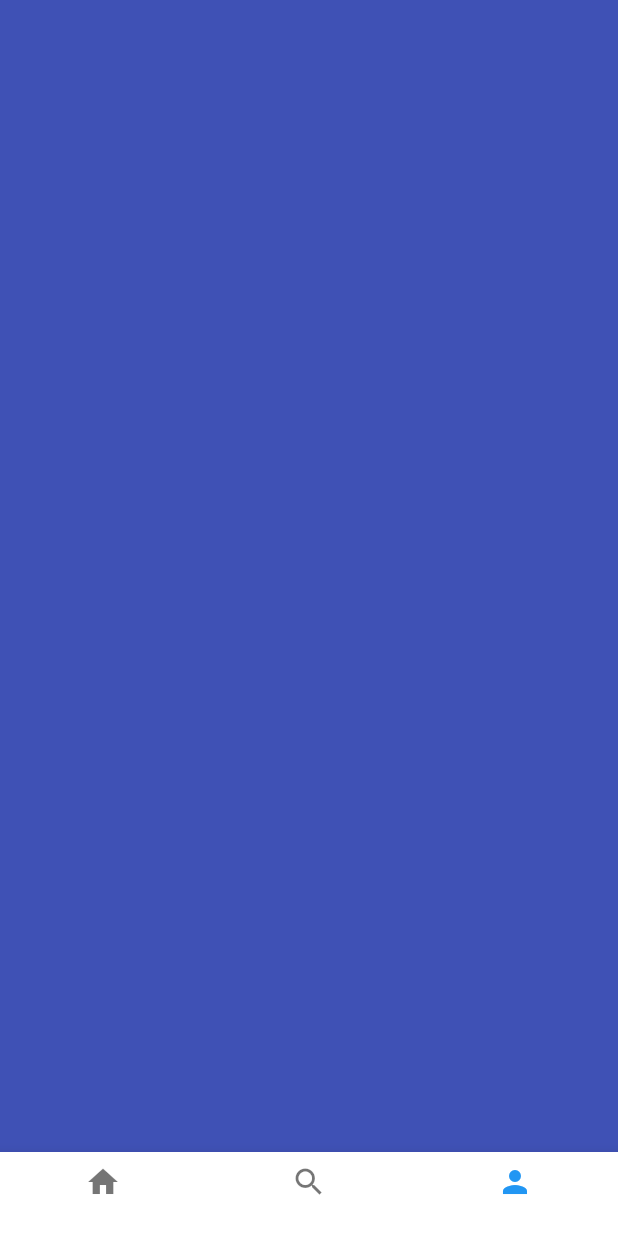
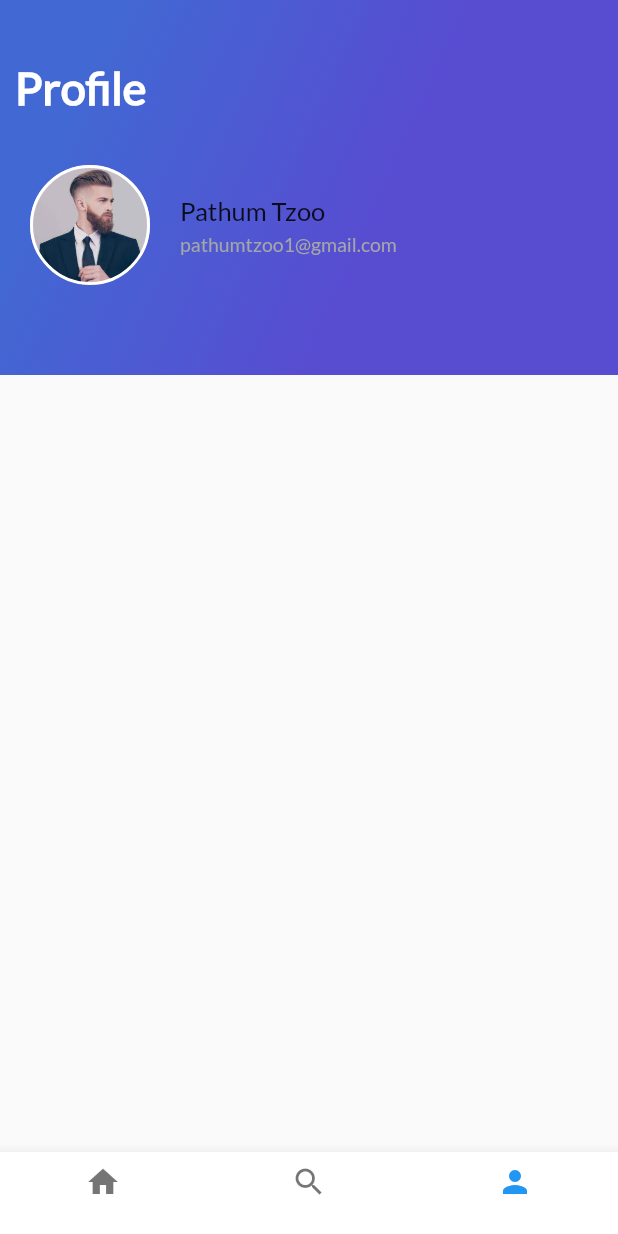
Before and after one commit to Cristian3599/Platzi-Trips-App, a Flutter app: the PlatziTrips screen opened directly, item 3 of the bottom bar chosen, on a phone screen of 412 x 824 dp. Run offline on Flutter 3.47's test engine with Material 2 defaults, Android fonts, the phone set to English and light mode, and no system bars.

```diff
--- /dev/null
+++ b/lib/floating_action_button_list.dart
@@ -0,0 +1 @@
+import 'package:flutter/material.dart';
--- /dev/null
+++ b/lib/gradient_back_profile.dart
@@ -0,0 +1,54 @@
+import 'package:flutter/material.dart';
+import 'user_info.dart';
+
+class GradientBackProfile extends StatelessWidget {
+  String title = "Popular";
+
+  GradientBackProfile(this.title);
+
+  @override
+  Widget build(BuildContext context) {
+    // TODO: implement build
+
+    return Container(
+      height: 250.0,
+      decoration: BoxDecoration(
+          gradient: LinearGradient(
+              colors: [
+                Color(0xFF4268D3),
+                Color(0xFF584CD1)
+              ],
+              begin: FractionalOffset(0.2, 0.0),
+              end: FractionalOffset(1.0, 0.6),
+              stops: [0.0, 0.6],
+              tileMode: TileMode.clamp
+          )
+      ),
+
+      child: Stack(
+        children: <Widget>[
+          Container(
+            margin: EdgeInsets.only(
+              top: 40.0,
+              left: 10.0
+            ),
+            child: Text(
+              title,
+              style: TextStyle(
+                color: Colors.white,
+                fontSize: 30.0,
+                fontFamily: "Lato",
+                fontWeight: FontWeight.bold,
+
+              ),
+            ),
+          ),
+          UserInfo("assets/img/pathum_tzoo.jpg", "Pathum Tzoo", "pathumtzoo1@gmail.com")
+        ],
+      ),
+
+      alignment: Alignment(-0.9, -0.6),
+    );
+  }
+
+}
--- /dev/null
+++ b/lib/header_app_bar_profile.dart
@@ -0,0 +1,22 @@
+import 'package:flutter/material.dart';
+import 'gradient_back_profile.dart';
+import 'user_info.dart';
+
+class HeaderAppBarProfile extends StatelessWidget {
+  String title;
+
+  HeaderAppBarProfile(this.title);
+
+  @override
+  Widget build(BuildContext context) {
+    // TODO: implement build
+
+    return Stack(
+      children: <Widget>[
+        GradientBackProfile(title),
+        //UserInfo("assets/img/pathum_tzoo.jpg", "Pathum Tzoo", "pathumtzoo1@gmail.com"),
+      ],
+    );
+  }
+
+}
--- a/lib/header_appbar.dart
+++ b/lib/header_appbar.dart
@@ -3,13 +3,17 @@ import 'gradient_back.dart';
 import 'card_image_list.dart';
 
 class HeaderAppBar extends StatelessWidget {
+  String title;
+
+  HeaderAppBar(this.title);
+
   @override
   Widget build(BuildContext context) {
     // TODO: implement build
 
     return Stack(
       children: <Widget>[
-        GradientBack("Popular"),
+        GradientBack(title),
         CardImageList()
       ],
     );
--- a/lib/home_trips.dart
+++ b/lib/home_trips.dart
@@ -24,7 +24,7 @@ class HomeTrips extends StatelessWidget {
             new ReviewList()
           ],
         ),
-        HeaderAppBar()
+        HeaderAppBar("Popular")
       ],
     );
   }
--- a/lib/main.dart
+++ b/lib/main.dart
@@ -1,5 +1,6 @@
 import 'package:flutter/material.dart';
 import 'platzi_trips.dart';
+import 'platzi_trips_cupertino.dart';
 
 void main() {
   runApp(const MyApp());
@@ -25,7 +26,7 @@ class MyApp extends StatelessWidget {
         // is not restarted.
         primarySwatch: Colors.blue,
       ),
-      home: PlatziTrips()//const MyHomePage(title: 'Flutter Demo Home Page'),
+      home: PlatziTripsCupertino()//const MyHomePage(title: 'Flutter Demo Home Page'),
     );
   }
 }
--- a/lib/profile_trips.dart
+++ b/lib/profile_trips.dart
@@ -1,11 +1,20 @@
 import 'package:flutter/material.dart';
+import 'header_app_bar_profile.dart';
 
 class ProfileTrips extends StatelessWidget {
   @override
   Widget build(BuildContext context) {
     // TODO: implement build
-    return Container(
-        color: Colors.indigo
+    return Stack(
+      children: [
+        ListView(
+          children: <Widget>[
+            //new UserInfo("pathum_tzoo.jpg", "Pathum Tzoo", "pathumtzoo1@gmail.com"),
+            //new ReviewList()
+          ],
+        ),
+        HeaderAppBarProfile("Profile")
+      ],
     );
   }
 
--- /dev/null
+++ b/lib/user_info.dart
@@ -0,0 +1,88 @@
+import 'package:flutter/material.dart';
+
+class UserInfo extends StatelessWidget {
+  String pathImage = "assets/img/travel.jfif";
+  String name = "Pathum Tzoo";
+  String email = "pathumtzoo1@gmail.com";
+
+  UserInfo(this.pathImage, this.name, this.email);
+
+  @override
+  Widget build(BuildContext context) {
+    // TODO: implement build
+
+    final userInfo = Row(
+      children: <Widget>[
+        Container(
+          margin: EdgeInsets.only(
+              top: 5.0,
+              left: 20.0
+          ),
+          child: Text(
+            email,
+            textAlign: TextAlign.left,
+            style: TextStyle(
+                fontFamily: "Lato",
+                fontSize: 13.0,
+                color: Color(0xFFa3a5a7)
+            ),
+          ),
+
+
+        )
+      ],
+    );
+
+    final userName = Container(
+      margin: EdgeInsets.only(
+          top: 130.0,
+          left: 20.0
+      ),
+      child: Text(
+        name,
+        textAlign: TextAlign.left,
+        style: TextStyle(
+            fontFamily: "Lato",
+            fontSize: 17.0
+        ),
+      ),
+    );
+    final userDetails = Column(
+      crossAxisAlignment: CrossAxisAlignment.start,
+      children: <Widget>[
+        userName,
+        userInfo
+      ],
+    );
+
+    final photo = Container(
+      margin: EdgeInsets.only(
+        top: 50.0,
+        left: 20.0,
+      ),
+
+      width: 80.0,
+      height: 80.0,
+
+      decoration: BoxDecoration(
+          shape: BoxShape.circle,
+          border: Border.all(
+            color: Colors.white,
+            width: 2.0
+          ),
+          image: DecorationImage(
+              fit: BoxFit.cover,
+              image: AssetImage(pathImage)
+          )
+      ),
+    );
+
+    return Row(
+      children: <Widget>[
+        photo,
+        userDetails
+      ],
+    );
+  }
+
+}
--- a/pubspec.yaml
+++ b/pubspec.yaml
@@ -98,6 +98,7 @@ flutter:
     - assets/img/arboles.jpg
     - assets/img/montañas.jpg
     - assets/img/bote.jpg
+    - assets/img/pathum_tzoo.jpg
 
   fonts:
     - family: Lato
```
Also changed, not shown: lib/floating_action_button_bag.dart (added, +41 -0 lines), lib/floating_action_button_message.dart (added, +40 -0 lines), lib/floating_action_button_person.dart (added, +40 -0 lines), lib/floating_action_button_plus.dart (added, +39 -0 lines), lib/floating_action_button_save.dart (added, +39 -0 lines), lib/platzi_trips_cupertino.dart (added, +56 -0 lines), assets/img/pathum_tzoo.jpg (added).
